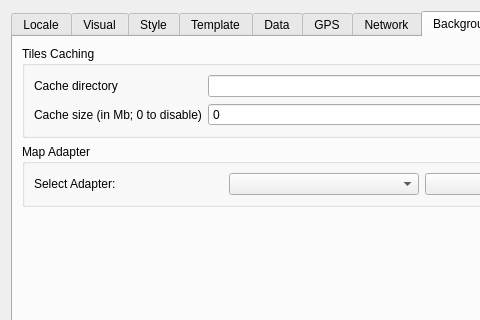
The window that Preferences/PreferencesDialog.ui (openstreetmap/merkaartor) describes before a commit, drawn with Qt 5; both pictures show x 0 to 480 and y 0 to 320 of the 648 by 494 pixel window.
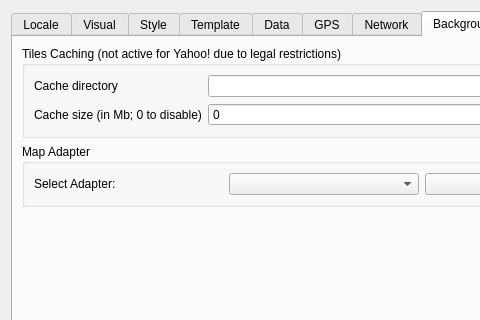
The same window after the commit. The open tabs and pages were chosen to show the change.

Commit message: FIX : GPS dock coordinates display wrong (fixes #1303) FIX : Background Image: show warning about Yahoo non-cacheable (closes #1310)

Diff of the .ui file:
```diff
--- a/Preferences/PreferencesDialog.ui
+++ b/Preferences/PreferencesDialog.ui
@@ -906,7 +906,7 @@
        <item>
         <widget class="QGroupBox" name="grpCaching">
          <property name="title">
-          <string>Tiles Caching</string>
+          <string>Tiles Caching (not active for Yahoo! due to legal restrictions)</string>
          </property>
          <layout class="QGridLayout">
           <item row="0" column="0">
```
The commit also changes 3 other files.
